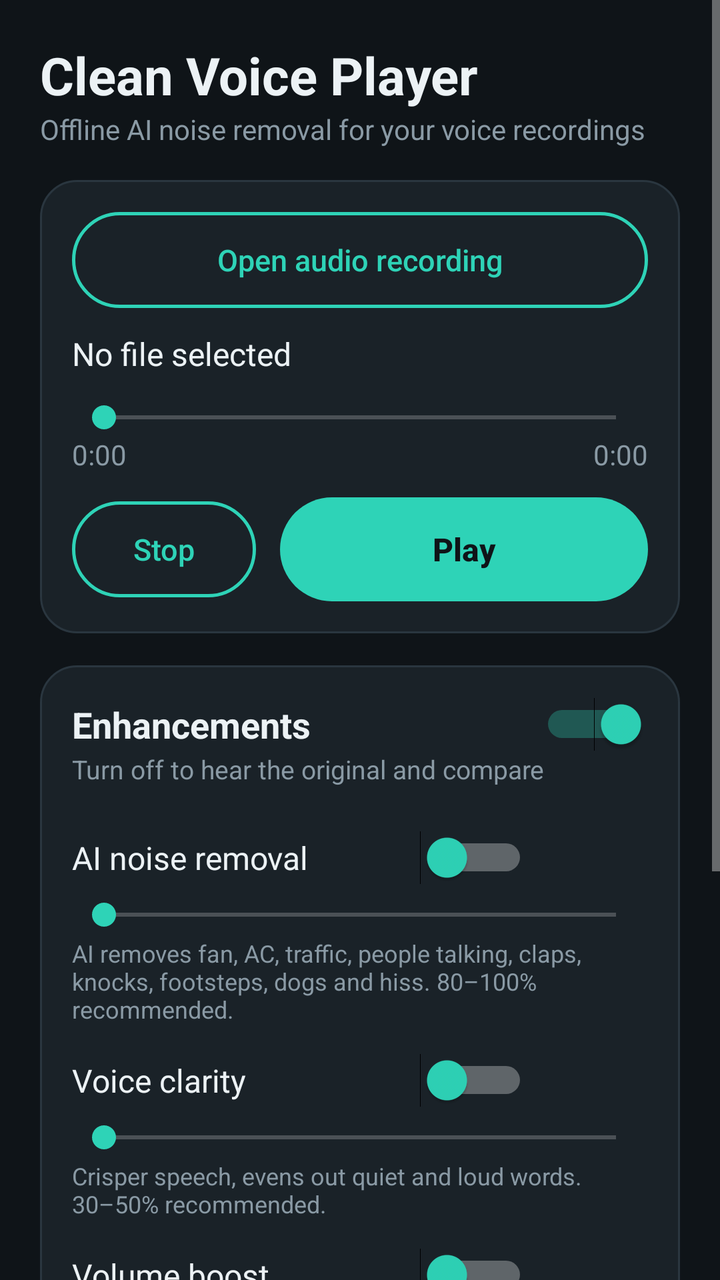
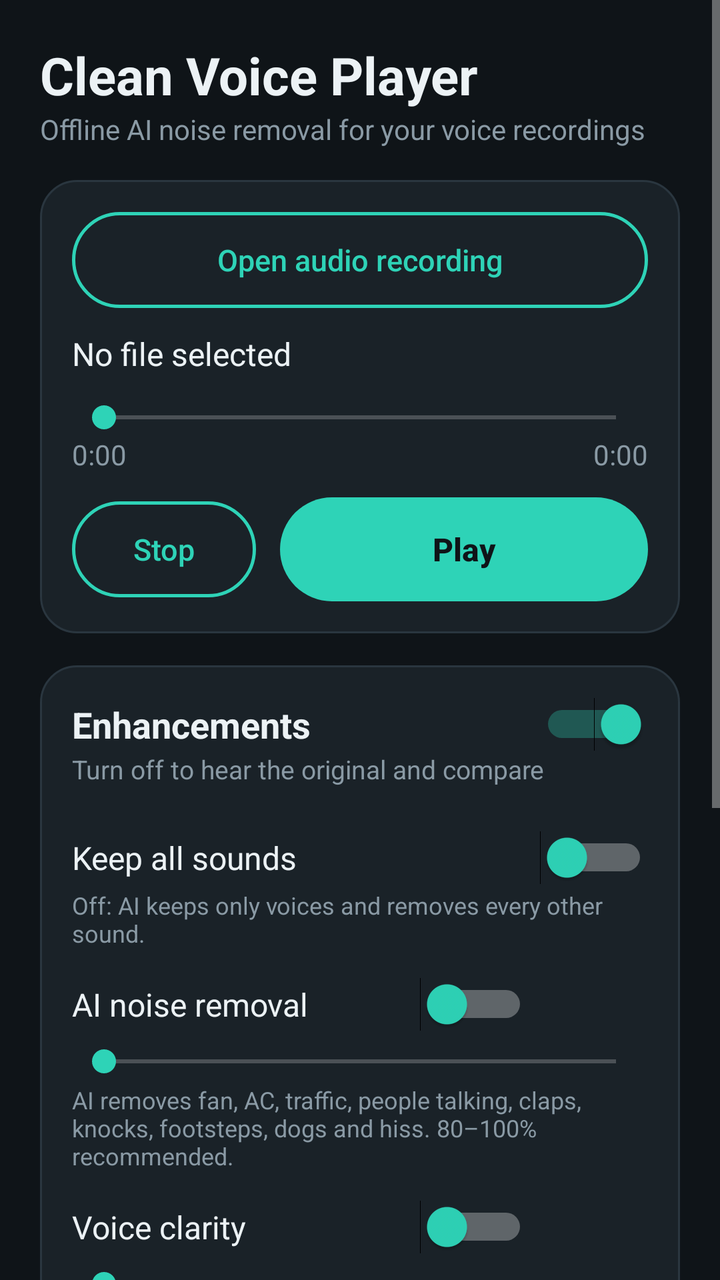

Two renders of the same Android screen: before a commit and after it. Below are the layout's source before the change and the commit's diff.
<!-- AndroidManifest.xml: application theme AppTheme -->
<!-- res/layout/activity_main.xml -->
<?xml version="1.0" encoding="utf-8"?>
<ScrollView xmlns:android="http://schemas.android.com/apk/res/android"
    android:id="@+id/root"
    android:layout_width="match_parent"
    android:layout_height="match_parent"
    android:background="@color/bg"
    android:fillViewport="true">

    <LinearLayout
        android:layout_width="match_parent"
        android:layout_height="wrap_content"
        android:orientation="vertical"
        android:padding="20dp">

        <TextView
            android:layout_width="wrap_content"
            android:layout_height="wrap_content"
            android:text="@string/app_name"
            android:textColor="@color/text"
            android:textSize="26sp"
            android:textStyle="bold" />

        <TextView
            android:layout_width="wrap_content"
            android:layout_height="wrap_content"
            android:layout_marginBottom="16dp"
            android:text="@string/tagline"
            android:textColor="@color/muted"
            android:textSize="14sp" />

        
        <LinearLayout style="@style/Card">

            <Button
                android:id="@+id/btnOpen"
                style="@style/OutlineButton"
                android:layout_width="match_parent"
                android:text="@string/open_recording" />

            <TextView
                android:id="@+id/txtFile"
                android:layout_width="match_parent"
                android:layout_height="wrap_content"
                android:layout_marginTop="12dp"
                android:ellipsize="middle"
                android:singleLine="true"
                android:text="@string/no_file"
                android:textColor="@color/text"
                android:textSize="16sp" />

            <SeekBar
                android:id="@+id/seekPosition"
                android:layout_width="match_parent"
                android:layout_height="wrap_content"
                android:layout_marginTop="12dp"
                android:max="1000"
                android:progressTint="@color/accent"
                android:thumbTint="@color/accent" />

            <LinearLayout
                android:layout_width="match_parent"
                android:layout_height="wrap_content"
                android:orientation="horizontal">

                <TextView
                    android:id="@+id/txtPos"
                    android:layout_width="0dp"
                    android:layout_height="wrap_content"
                    android:layout_weight="1"
                    android:text="0:00"
                    android:textColor="@color/muted" />

                <TextView
                    android:id="@+id/txtDur"
                    android:layout_width="wrap_content"
                    android:layout_height="wrap_content"
                    android:text="0:00"
                    android:textColor="@color/muted" />
            </LinearLayout>

            <LinearLayout
                android:layout_width="match_parent"
                android:layout_height="wrap_content"
                android:layout_marginTop="12dp"
                android:gravity="center"
                android:orientation="horizontal">

                <Button
                    android:id="@+id/btnStop"
                    style="@style/OutlineButton"
                    android:layout_width="0dp"
                    android:layout_marginEnd="12dp"
                    android:layout_weight="1"
                    android:text="@string/stop" />

                <Button
                    android:id="@+id/btnPlay"
                    style="@style/PrimaryButton"
                    android:layout_width="0dp"
                    android:layout_weight="2"
                    android:text="@string/play" />
            </LinearLayout>
        </LinearLayout>

        
        <LinearLayout style="@style/Card">

            <LinearLayout
                android:layout_width="match_parent"
                android:layout_height="wrap_content"
                android:gravity="center_vertical"
                android:orientation="horizontal">

                <TextView
                    android:layout_width="0dp"
                    android:layout_height="wrap_content"
                    android:layout_weight="1"
                    android:text="@string/enhance_master"
                    android:textColor="@color/text"
                    android:textSize="18sp"
                    android:textStyle="bold" />

                <Switch
                    android:id="@+id/swMaster"
                    android:layout_width="wrap_content"
                    android:layout_height="wrap_content"
                    android:checked="true"
                    android:thumbTint="@color/accent" />
            </LinearLayout>

            <TextView
                android:layout_width="wrap_content"
                android:layout_height="wrap_content"
                android:layout_marginBottom="8dp"
                android:text="@string/enhance_hint"
                android:textColor="@color/muted"
                android:textSize="13sp" />

            
            <LinearLayout style="@style/RowHeader">
                <Switch
                    android:id="@+id/swNoise"
                    style="@style/RowSwitch"
                    android:text="@string/noise_removal" />
                <TextView android:id="@+id/txtNoise" style="@style/RowValue" />
            </LinearLayout>
            <SeekBar
                android:id="@+id/seekNoise"
                style="@style/RowSeek"
                android:max="100" />
            <TextView
                style="@style/RowHint"
                android:text="@string/noise_hint" />

            
            <LinearLayout style="@style/RowHeader">
                <Switch
                    android:id="@+id/swClarity"
                    style="@style/RowSwitch"
                    android:text="@string/voice_clarity" />
                <TextView android:id="@+id/txtClarity" style="@style/RowValue" />
            </LinearLayout>
            <SeekBar
                android:id="@+id/seekClarity"
                style="@style/RowSeek"
                android:max="100" />
            <TextView
                style="@style/RowHint"
                android:text="@string/clarity_hint" />

            
            <LinearLayout style="@style/RowHeader">
                <Switch
                    android:id="@+id/swVolume"
                    style="@style/RowSwitch"
                    android:text="@string/volume_boost" />
                <TextView android:id="@+id/txtVolume" style="@style/RowValue" />
            </LinearLayout>
            <SeekBar
                android:id="@+id/seekVolume"
                style="@style/RowSeek"
                android:max="400" />
            <TextView
                style="@style/RowHint"
                android:text="@string/volume_hint" />

            <Button
                android:id="@+id/btnMax"
                style="@style/OutlineButton"
                android:layout_width="match_parent"
                android:layout_marginTop="8dp"
                android:text="@string/max_clean" />
        </LinearLayout>

        
        <LinearLayout style="@style/Card">

            <Button
                android:id="@+id/btnSave"
                style="@style/PrimaryButton"
                android:layout_width="match_parent"
                android:text="@string/save_clean" />

            <ProgressBar
                android:id="@+id/progressSave"
                style="?android:attr/progressBarStyleHorizontal"
                android:layout_width="match_parent"
                android:layout_height="wrap_content"
                android:layout_marginTop="10dp"
                android:max="100"
                android:progressTint="@color/accent"
                android:visibility="gone" />

            <TextView
                android:id="@+id/txtSave"
                android:layout_width="match_parent"
                android:layout_height="wrap_content"
                android:layout_marginTop="6dp"
                android:text="@string/save_hint"
                android:textColor="@color/muted"
                android:textSize="13sp" />
        </LinearLayout>
    </LinearLayout>
</ScrollView>
<!-- resources referenced by this layout -->
<resources>
  <color name="accent">#2ED3B7</color>
  <color name="bg">#0F1418</color>
  <color name="muted">#8A9AA5</color>
  <color name="text">#ECF2F5</color>
  <string name="app_name">Clean Voice Player</string>
  <string name="clarity_hint">Crisper speech, evens out quiet and loud words. 30–50% recommended.</string>
  <string name="enhance_hint">Turn off to hear the original and compare</string>
  <string name="enhance_master">Enhancements</string>
  <string name="max_clean">One-tap max clean</string>
  <string name="no_file">No file selected</string>
  <string name="noise_hint">AI removes fan, AC, traffic, people talking, claps, knocks, footsteps, dogs and hiss. 80–100% recommended.</string>
  <string name="noise_removal">AI noise removal</string>
  <string name="open_recording">Open audio recording</string>
  <string name="play">Play</string>
  <string name="save_clean">Save cleaned audio (WAV)</string>
  <string name="save_hint">Saves a copy with your current settings. The original is not changed.</string>
  <string name="stop">Stop</string>
  <string name="tagline">Offline AI noise removal for your voice recordings</string>
  <string name="voice_clarity">Voice clarity</string>
  <string name="volume_boost">Volume boost</string>
  <string name="volume_hint">Up to 5x louder, with a limiter so it never crackles</string>
  <style name="Card">
          <item name="android:layout_width">match_parent</item>
          <item name="android:layout_height">wrap_content</item>
          <item name="android:layout_marginBottom">16dp</item>
          <item name="android:orientation">vertical</item>
          <item name="android:padding">16dp</item>
          <item name="android:background">@drawable/card_bg</item>
      </style>
  <style name="RowHeader">
          <item name="android:layout_width">match_parent</item>
          <item name="android:layout_height">wrap_content</item>
          <item name="android:layout_marginTop">14dp</item>
          <item name="android:gravity">center_vertical</item>
          <item name="android:orientation">horizontal</item>
      </style>
  <style name="RowHint">
          <item name="android:layout_width">match_parent</item>
          <item name="android:layout_height">wrap_content</item>
          <item name="android:layout_marginTop">2dp</item>
          <item name="android:textColor">@color/muted</item>
          <item name="android:textSize">12sp</item>
      </style>
  <style name="RowSeek">
          <item name="android:layout_width">match_parent</item>
          <item name="android:layout_height">wrap_content</item>
          <item name="android:layout_marginTop">6dp</item>
          <item name="android:progressTint">@color/accent</item>
          <item name="android:thumbTint">@color/accent</item>
      </style>
  <style name="RowValue">
          <item name="android:layout_width">60dp</item>
          <item name="android:layout_height">wrap_content</item>
          <item name="android:gravity">end</item>
          <item name="android:textColor">@color/accent</item>
          <item name="android:textSize">16sp</item>
          <item name="android:textStyle">bold</item>
      </style>
  <!-- drawable card_bg (drawable) -->
  <?xml version="1.0" encoding="utf-8"?>
  <shape xmlns:android="http://schemas.android.com/apk/res/android" android:shape="rectangle">
      <solid android:color="@color/card" />
      <corners android:radius="18dp" />
      <stroke android:width="1dp" android:color="@color/stroke" />
  </shape>
  <color name="card">#1A2228</color>
  <color name="stroke">#2A363F</color>
  <color name="accent_pressed">#22A892</color>
  <!-- unchanged entries left out for length: 6 -->
</resources>

<!-- the commit's change to res/layout/activity_main.xml (unified diff, before → after) -->
@@ -139,6 +139,18 @@
             
             <LinearLayout style="@style/RowHeader">
                 <Switch
+                    android:id="@+id/swKeepAll"
+                    style="@style/RowSwitch"
+                    android:text="@string/keep_all" />
+            </LinearLayout>
+            <TextView
+                android:id="@+id/txtModeHint"
+                style="@style/RowHint"
+                android:text="@string/keep_all_off_hint" />
+
+            
+            <LinearLayout style="@style/RowHeader">
+                <Switch
                     android:id="@+id/swNoise"
                     style="@style/RowSwitch"
                     android:text="@string/noise_removal" />
@@ -149,6 +161,7 @@
                 style="@style/RowSeek"
                 android:max="100" />
             <TextView
+                android:id="@+id/txtNoiseHint"
                 style="@style/RowHint"
                 android:text="@string/noise_hint" />
 
@@ -165,6 +178,7 @@
                 style="@style/RowSeek"
                 android:max="100" />
             <TextView
+                android:id="@+id/txtClarityHint"
                 style="@style/RowHint"
                 android:text="@string/clarity_hint" />
 
<!-- resource entries referenced after the edit -->
@@ -8,6 +8,8 @@
   <string name="clarity_hint">Crisper speech, evens out quiet and loud words. 30–50% recommended.</string>
   <string name="enhance_hint">Turn off to hear the original and compare</string>
   <string name="enhance_master">Enhancements</string>
+  <string name="keep_all">Keep all sounds</string>
+  <string name="keep_all_off_hint">Off: AI keeps only voices and removes every other sound.</string>
   <string name="max_clean">One-tap max clean</string>
   <string name="no_file">No file selected</string>
   <string name="noise_hint">AI removes fan, AC, traffic, people talking, claps, knocks, footsteps, dogs and hiss. 80–100% recommended.</string>
